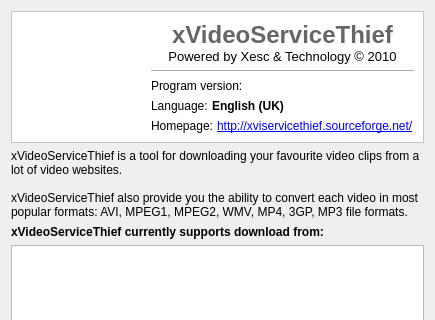
First picture: the form in ui/information.ui, repository ckorn/xvst, before the edit; both pictures show x 0 to 435 and y 0 to 320 of the 435 by 500 pixel window.
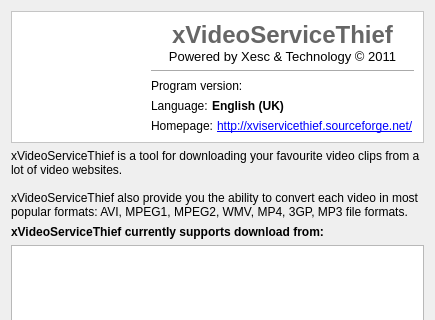
Second picture: the form after the edit. Icons and pictures are not drawn.

Diff of the .ui file:
```diff
--- a/ui/information.ui
+++ b/ui/information.ui
@@ -65,7 +65,7 @@
         <item>
          <widget class="QLabel" name="lblHeader">
           <property name="text">
-           <string notr="true">&lt;html&gt;&lt;head&gt;&lt;meta name=&quot;qrichtext&quot; content=&quot;1&quot; /&gt;&lt;title&gt;xVideoServiceThief&lt;/title&gt;&lt;/head&gt;&lt;body&gt;&lt;div align=&quot;center&quot;&gt;&lt;p&gt;&lt;span style=&quot;font-size: 24px; font-family: Arial, Helvetica, sans-serif; font-weight: bold; color: #666666;&quot;&gt;xVideoServiceThief&lt;/span&gt;&lt;br /&gt;&lt;span style=&quot;font-family: Arial, Helvetica, sans-serif;font-size: 13px;&quot;&gt;Powered by Xesc &amp;amp; Technology &amp;copy; 2010&lt;/span&gt;&lt;/p&gt;&lt;/div&gt;&lt;/body&gt;&lt;/html&gt;</string>
+           <string notr="true">&lt;html&gt;&lt;head&gt;&lt;meta name=&quot;qrichtext&quot; content=&quot;1&quot; /&gt;&lt;title&gt;xVideoServiceThief&lt;/title&gt;&lt;/head&gt;&lt;body&gt;&lt;div align=&quot;center&quot;&gt;&lt;p&gt;&lt;span style=&quot;font-size: 24px; font-family: Arial, Helvetica, sans-serif; font-weight: bold; color: #666666;&quot;&gt;xVideoServiceThief&lt;/span&gt;&lt;br /&gt;&lt;span style=&quot;font-family: Arial, Helvetica, sans-serif;font-size: 13px;&quot;&gt;Powered by Xesc &amp;amp; Technology &amp;copy; 2011&lt;/span&gt;&lt;/p&gt;&lt;/div&gt;&lt;/body&gt;&lt;/html&gt;</string>
           </property>
           <property name="alignment">
            <set>Qt::AlignCenter</set>
```
Left out of the diff: 1 changed line with no effect on the pictures.
